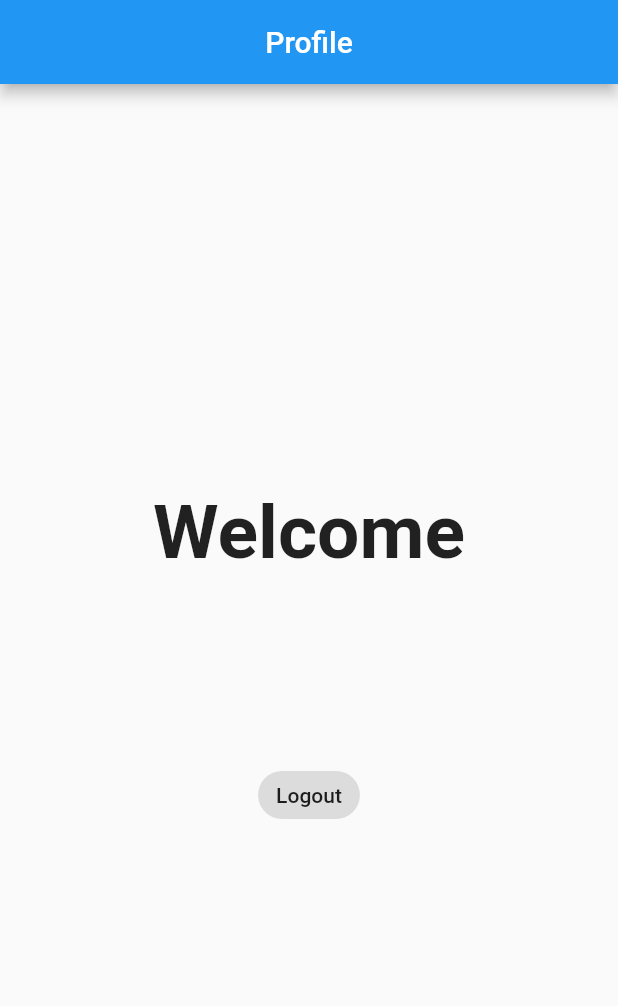
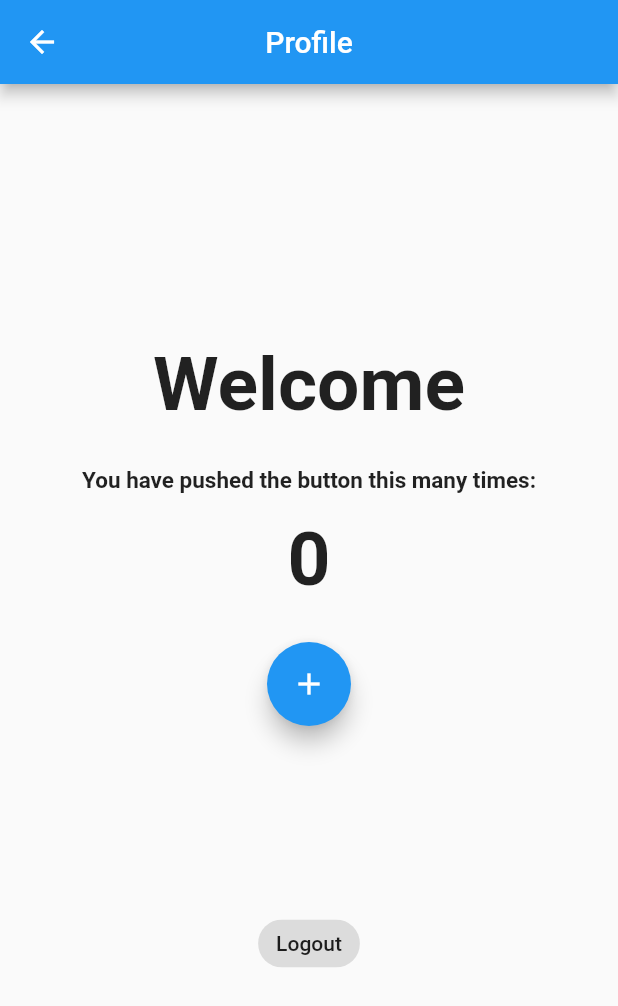
Before and after one commit to rohanshirodker/login_app, a Flutter app: the ProfilePage screen opened directly, on a phone screen of 412 x 824 dp. Shown: the top 1006 px of the screen. Run offline on Flutter 3.47's test engine with Material 2 defaults, Android fonts, the phone set to English and light mode, and no system bars; our stand-ins replace cloud_firestore, firebase_auth, firebase_core, fluttertoast, get; accounts and stored records are empty.

Commit message:
GetX implementation

```diff
--- a/lib/LoginPage.dart
+++ b/lib/LoginPage.dart
@@ -3,7 +3,7 @@ import 'package:cyanodoc_test/ProfilePage.dart';
 import 'package:firebase_auth/firebase_auth.dart';
 import 'package:flutter/material.dart';
 import 'package:fluttertoast/fluttertoast.dart';
-
+import 'package:get/get.dart';
 
 
 
@@ -154,8 +154,7 @@ class _LoginPageState extends State<LoginPage> {
             .signInWithEmailAndPassword(email: email, password: password)
             .then((uid) => {
            Fluttertoast.showToast(msg: "Login Successful"),
-          Navigator.of(context).pushReplacement(
-              MaterialPageRoute(builder: (context) => ProfilePage() )),
+          Get.to( ProfilePage() ),
         }).catchError((e)
             {
               Fluttertoast.showToast(msg: e!.message);
--- a/lib/ProfilePage.dart
+++ b/lib/ProfilePage.dart
@@ -1,10 +1,11 @@
  import 'dart:ui';
-
 import 'package:cyanodoc_test/LoginPage.dart';
 import 'package:cyanodoc_test/user_model.dart';
 import 'package:firebase_auth/firebase_auth.dart';
 import 'package:flutter/material.dart';
 import 'package:cloud_firestore/cloud_firestore.dart';
+import 'package:get/get.dart';
+import 'package:cyanodoc_test/controllers/profilePageController.dart';
 
 class ProfilePage extends StatefulWidget {
   const ProfilePage({Key? key}) : super(key: key);
@@ -15,7 +16,7 @@ class ProfilePage extends StatefulWidget {
 
 class _ProfilePageState extends State<ProfilePage> {
   @override
-
+  final profilePageController controller = Get.put(profilePageController());
 User? user = FirebaseAuth.instance.currentUser;
   UserModel loggedInUser = UserModel();
 void initState(){
@@ -50,6 +51,24 @@ void initState(){
               ),
               SizedBox(height: 25),
               Text(
+                'You have pushed the button this many times:',
+                  style: TextStyle(fontSize: 15, fontWeight: FontWeight.bold)
+              ),
+              SizedBox(height: 15),
+              Obx(
+                  () => Text(
+                    '${controller.count.value}',
+                      style: TextStyle(fontSize: 50, fontWeight: FontWeight.bold)
+                  )
+              ),
+              SizedBox(height: 25),
+              FloatingActionButton(
+                onPressed: controller.increment,
+                tooltip: 'Increment',
+                child: Icon(Icons.add),
+              ),
+              SizedBox(height: 25),
+              Text(
                   "${loggedInUser.firstName}",
                   style: TextStyle(fontSize: 20, fontWeight: FontWeight.bold)
               ),
@@ -59,6 +78,7 @@ void initState(){
                   style: TextStyle(fontSize: 20, fontWeight: FontWeight.bold)
               ),
               SizedBox(height: 25),
+
               ActionChip(label: Text("Logout"),onPressed: (){
                 logout(context);
               },),
@@ -74,8 +94,7 @@ void initState(){
   Future<void> logout(BuildContext) async
   {
     await FirebaseAuth.instance.signOut();
-    Navigator.of(context).pushReplacement(
-        MaterialPageRoute(builder: (context) => LoginPage() ));
+    Get.off(LoginPage() );
 
   }
 
--- /dev/null
+++ b/lib/controllers/profilePageController.dart
@@ -0,0 +1,6 @@
+import 'package:get/get.dart';
+
+class profilePageController extends GetxController{
+  final count = 0.obs;
+  increment() => count.value++;
+}
--- a/lib/main.dart
+++ b/lib/main.dart
@@ -1,6 +1,7 @@
 import 'package:firebase_core/firebase_core.dart';
 import 'package:flutter/material.dart';
 import 'LoginPage.dart';
+import 'package:get/get.dart';
 
 Future<void> main() async {
   WidgetsFlutterBinding.ensureInitialized();
@@ -13,7 +14,7 @@ class MyApp extends StatelessWidget {
   @override
   Widget build(BuildContext context) {
     return
-      MaterialApp(
+      GetMaterialApp(
 
         home: LoginPage(),
 
--- a/pubspec.yaml
+++ b/pubspec.yaml
@@ -40,6 +40,7 @@ dependencies:
   # The following adds the Cupertino Icons font to your application.
   # Use with the CupertinoIcons class for iOS style icons.
   cupertino_icons: ^1.0.2
+  get: ^4.6.1
 
 dev_dependencies:
   flutter_test:
```
Also changed, not shown: pubspec.lock.
